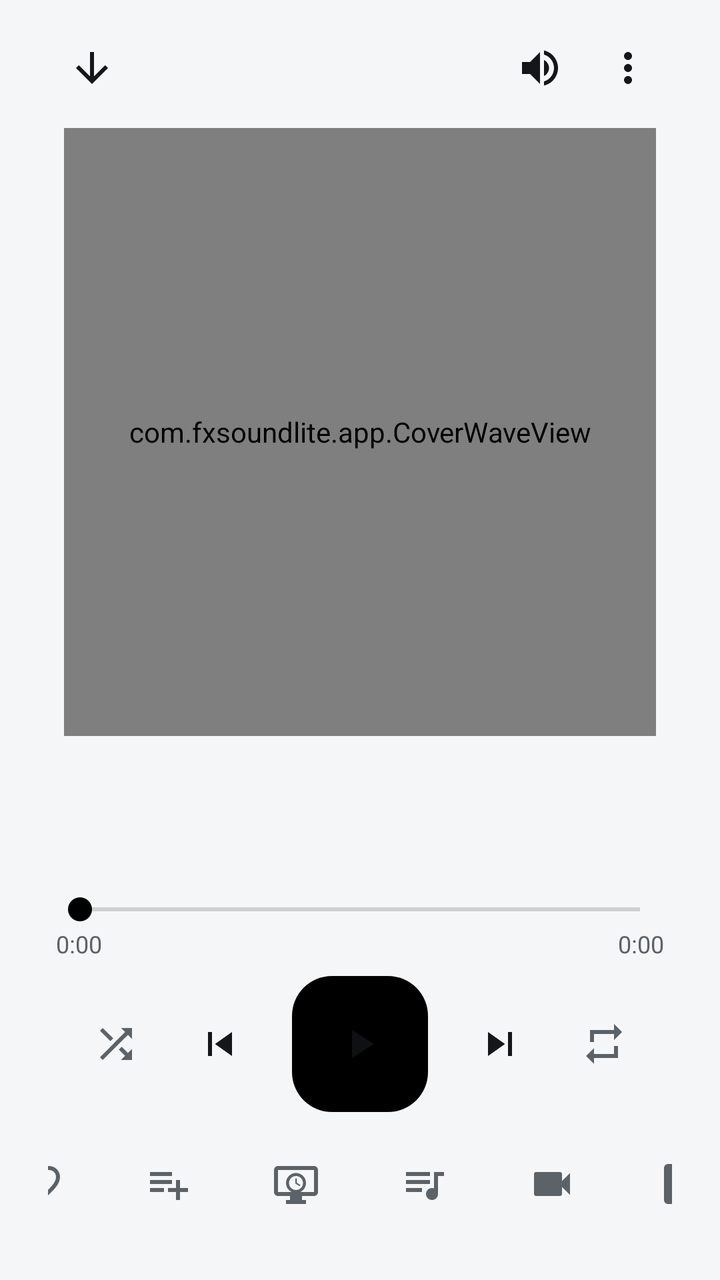
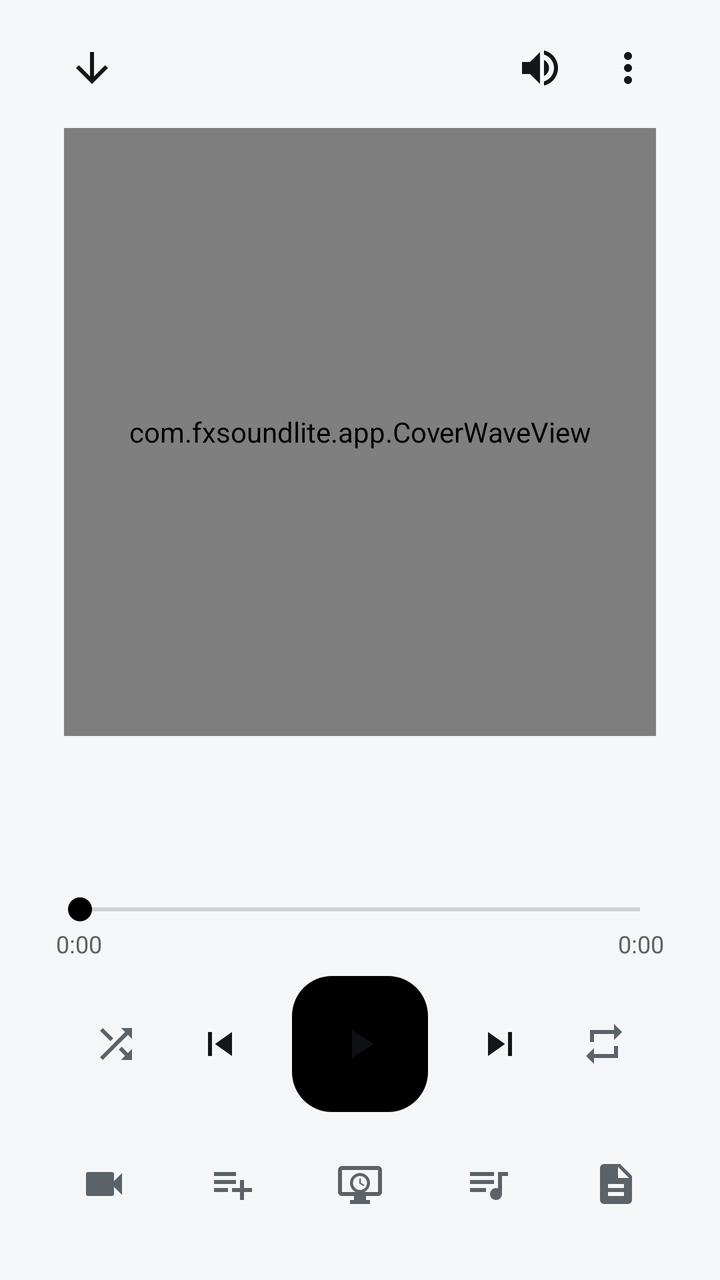

An Android layout rendered at two revisions. The XML below is the earlier revision; the diff shows what the commit changed to produce the second picture.
<!-- AndroidManifest.xml: application theme Theme.FXSoundLite -->
<!-- res/layout/activity_now_playing.xml -->
<?xml version="1.0" encoding="utf-8"?>
<FrameLayout xmlns:android="http://schemas.android.com/apk/res/android"
    android:layout_width="match_parent"
    android:layout_height="match_parent"
    android:background="?attr/colorBg">

    
    <ImageView
        android:id="@+id/npBgImage"
        android:layout_width="match_parent"
        android:layout_height="match_parent"
        android:importantForAccessibility="no"
        android:scaleType="centerCrop"
        android:visibility="gone" />

    <com.fxsoundlite.app.SleepBackgroundView
        android:id="@+id/npBgAnimated"
        android:layout_width="match_parent"
        android:layout_height="match_parent"
        android:visibility="gone" />

    
    <View
        android:id="@+id/npBgScrim"
        android:layout_width="match_parent"
        android:layout_height="match_parent"
        android:visibility="gone" />

<LinearLayout
    android:id="@+id/npContent"
    android:layout_width="match_parent"
    android:layout_height="match_parent"
    android:orientation="vertical"
    android:paddingStart="24dp"
    android:paddingTop="12dp"
    android:paddingEnd="24dp"
    android:paddingBottom="24dp">

    
    <RelativeLayout
        android:layout_width="match_parent"
        android:layout_height="wrap_content">

        <ImageButton
            android:id="@+id/npClose"
            android:layout_width="44dp"
            android:layout_height="44dp"
            android:background="?android:attr/selectableItemBackgroundBorderless"
            android:contentDescription="@string/np_close"
            android:rotation="-90"
            android:src="@drawable/ic_arrow_back"
            android:tint="?attr/colorTextPrimary" />

        <ImageButton
            android:id="@+id/npVolume"
            android:layout_width="44dp"
            android:layout_height="44dp"
            android:layout_toStartOf="@id/npMore"
            android:background="?android:attr/selectableItemBackgroundBorderless"
            android:contentDescription="@string/np_volume"
            android:src="@drawable/ic_volume"
            android:tint="?attr/colorTextPrimary" />

        <ImageButton
            android:id="@+id/npMore"
            android:layout_width="44dp"
            android:layout_height="44dp"
            android:layout_alignParentEnd="true"
            android:background="?android:attr/selectableItemBackgroundBorderless"
            android:contentDescription="@string/np_more"
            android:src="@drawable/ic_more_vert"
            android:tint="?attr/colorTextPrimary" />
    </RelativeLayout>

    
    <LinearLayout
        android:id="@+id/npLyricsModes"
        android:layout_width="match_parent"
        android:layout_height="wrap_content"
        android:layout_marginTop="4dp"
        android:gravity="center"
        android:orientation="horizontal"
        android:visibility="gone">

        <TextView
            android:id="@+id/npModeOriginal"
            android:layout_width="wrap_content"
            android:layout_height="wrap_content"
            android:layout_marginHorizontal="4dp"
            android:background="@drawable/chip_bg"
            android:clickable="true"
            android:focusable="true"
            android:paddingHorizontal="14dp"
            android:paddingVertical="7dp"
            android:text="@string/np_lyrics_original"
            android:textColor="@color/chip_text_color"
            android:textSize="12sp"
            android:textStyle="bold" />
        <TextView
            android:id="@+id/npModeRoman"
            android:layout_width="wrap_content"
            android:layout_height="wrap_content"
            android:layout_marginHorizontal="4dp"
            android:background="@drawable/chip_bg"
            android:clickable="true"
            android:focusable="true"
            android:paddingHorizontal="14dp"
            android:paddingVertical="7dp"
            android:text="@string/np_lyrics_roman"
            android:textColor="@color/chip_text_color"
            android:textSize="12sp"
            android:textStyle="bold" />
        <TextView
            android:id="@+id/npModeTranslate"
            android:layout_width="wrap_content"
            android:layout_height="wrap_content"
            android:layout_marginHorizontal="4dp"
            android:background="@drawable/chip_bg"
            android:clickable="true"
            android:focusable="true"
            android:paddingHorizontal="14dp"
            android:paddingVertical="7dp"
            android:text="@string/np_lyrics_translate"
            android:textColor="@color/chip_text_color"
            android:textSize="12sp"
            android:textStyle="bold" />
    </LinearLayout>

    <FrameLayout
        android:layout_width="match_parent"
        android:layout_height="0dp"
        android:layout_weight="1"
        android:padding="8dp">

        
        <com.fxsoundlite.app.CoverWaveView
            android:id="@+id/npWaves"
            android:layout_width="match_parent"
            android:layout_height="match_parent"
            android:layout_margin="-24dp"
            android:importantForAccessibility="no" />

        
        <ImageView
            android:id="@+id/npArt"
            android:layout_width="0dp"
            android:layout_height="0dp"
            android:layout_gravity="center"
            android:background="@drawable/np_art_bg"
            android:importantForAccessibility="no"
            android:scaleType="centerCrop" />

        
        <ScrollView
            android:id="@+id/npLyricsScroll"
            android:layout_width="match_parent"
            android:layout_height="match_parent"
            android:fadingEdgeLength="40dp"
            android:overScrollMode="ifContentScrolls"
            android:requiresFadingEdge="vertical"
            android:scrollbars="none"
            android:visibility="gone">

            <TextView
                android:id="@+id/npLyrics"
                android:layout_width="match_parent"
                android:layout_height="wrap_content"
                android:gravity="center_horizontal"
                android:lineSpacingMultiplier="1.25"
                android:paddingHorizontal="8dp"
                android:paddingVertical="100dp"
                android:textColor="?attr/colorTextSecondary"
                android:textSize="18sp" />
        </ScrollView>
    </FrameLayout>

    <TextView
        android:id="@+id/npTitle"
        android:layout_width="match_parent"
        android:layout_height="wrap_content"
        android:ellipsize="end"
        android:maxLines="2"
        android:textColor="?attr/colorTextPrimary"
        android:textSize="22sp"
        android:textStyle="bold" />

    
    <LinearLayout
        android:layout_width="match_parent"
        android:layout_height="wrap_content"
        android:layout_marginTop="4dp"
        android:gravity="center_vertical"
        android:orientation="horizontal">

        <TextView
            android:id="@+id/npArtist"
            android:layout_width="0dp"
            android:layout_height="wrap_content"
            android:layout_weight="1"
            android:ellipsize="end"
            android:maxLines="1"
            android:textColor="?attr/colorTextSecondary"
            android:textSize="15sp" />

        <TextView
            android:id="@+id/npQuality"
            android:layout_width="wrap_content"
            android:layout_height="wrap_content"
            android:layout_marginStart="8dp"
            android:background="@drawable/chip_bg"
            android:ellipsize="end"
            android:maxLines="1"
            android:maxWidth="170dp"
            android:paddingHorizontal="10dp"
            android:paddingVertical="3dp"
            android:textColor="?attr/colorTextSecondary"
            android:textSize="11sp"
            android:textStyle="bold"
            android:visibility="gone" />
    </LinearLayout>

    <SeekBar
        android:id="@+id/npSeek"
        android:layout_width="match_parent"
        android:layout_height="wrap_content"
        android:layout_marginTop="16dp"
        android:progressTint="?attr/colorAccent"
        android:thumbTint="?attr/colorAccent" />

    <RelativeLayout
        android:layout_width="match_parent"
        android:layout_height="wrap_content"
        android:paddingHorizontal="4dp">

        <TextView
            android:id="@+id/npElapsed"
            android:layout_width="wrap_content"
            android:layout_height="wrap_content"
            android:text="0:00"
            android:textColor="?attr/colorTextSecondary"
            android:textSize="12sp" />

        <TextView
            android:id="@+id/npTotal"
            android:layout_width="wrap_content"
            android:layout_height="wrap_content"
            android:layout_alignParentEnd="true"
            android:text="0:00"
            android:textColor="?attr/colorTextSecondary"
            android:textSize="12sp" />
    </RelativeLayout>

    <LinearLayout
        android:layout_width="match_parent"
        android:layout_height="wrap_content"
        android:layout_marginTop="8dp"
        android:gravity="center"
        android:orientation="horizontal">

        <ImageButton
            android:id="@+id/npShuffle"
            android:layout_width="48dp"
            android:layout_height="48dp"
            android:background="?android:attr/selectableItemBackgroundBorderless"
            android:contentDescription="@string/music_shuffle"
            android:padding="12dp"
            android:src="@drawable/ic_shuffle"
            android:tint="?attr/colorTextSecondary" />

        <ImageButton
            android:id="@+id/npPrev"
            android:layout_width="56dp"
            android:layout_height="56dp"
            android:background="?android:attr/selectableItemBackgroundBorderless"
            android:contentDescription="@string/music_previous"
            android:padding="12dp"
            android:src="@drawable/ic_prev"
            android:tint="?attr/colorTextPrimary" />

        <ImageButton
            android:id="@+id/npPlay"
            android:layout_width="68dp"
            android:layout_height="68dp"
            android:layout_marginHorizontal="8dp"
            android:background="@drawable/eq_button_bg"
            android:contentDescription="@string/music_play_pause"
            android:padding="18dp"
            android:src="@drawable/ic_play"
            android:tint="?attr/colorOnAccent" />

        <ImageButton
            android:id="@+id/npNext"
            android:layout_width="56dp"
            android:layout_height="56dp"
            android:background="?android:attr/selectableItemBackgroundBorderless"
            android:contentDescription="@string/music_next"
            android:padding="12dp"
            android:src="@drawable/ic_next"
            android:tint="?attr/colorTextPrimary" />

        <ImageButton
            android:id="@+id/npRepeat"
            android:layout_width="48dp"
            android:layout_height="48dp"
            android:background="?android:attr/selectableItemBackgroundBorderless"
            android:contentDescription="@string/music_repeat"
            android:padding="12dp"
            android:src="@drawable/ic_repeat"
            android:tint="?attr/colorTextSecondary" />
    </LinearLayout>

    <LinearLayout
        android:layout_width="match_parent"
        android:layout_height="wrap_content"
        android:layout_marginTop="12dp"
        android:gravity="center"
        android:orientation="horizontal">

        <ImageButton
            android:id="@+id/npLike"
            android:layout_width="48dp"
            android:layout_height="48dp"
            android:layout_marginHorizontal="8dp"
            android:background="?android:attr/selectableItemBackgroundBorderless"
            android:contentDescription="@string/np_like"
            android:padding="12dp"
            android:src="@drawable/ic_heart_outline"
            android:tint="?attr/colorTextSecondary" />

        <ImageButton
            android:id="@+id/npAddPlaylist"
            android:layout_width="48dp"
            android:layout_height="48dp"
            android:layout_marginHorizontal="8dp"
            android:background="?android:attr/selectableItemBackgroundBorderless"
            android:contentDescription="@string/np_add_playlist"
            android:padding="12dp"
            android:src="@drawable/ic_playlist_add"
            android:tint="?attr/colorTextSecondary" />


        <ImageButton
            android:id="@+id/npBg"
            android:layout_width="48dp"
            android:layout_height="48dp"
            android:layout_marginHorizontal="8dp"
            android:background="?android:attr/selectableItemBackgroundBorderless"
            android:contentDescription="@string/np_bg_toggle"
            android:padding="12dp"
            android:src="@drawable/ic_screensaver"
            android:tint="?attr/colorTextSecondary" />

        <ImageButton
            android:id="@+id/npQueue"
            android:layout_width="48dp"
            android:layout_height="48dp"
            android:layout_marginHorizontal="8dp"
            android:background="?android:attr/selectableItemBackgroundBorderless"
            android:contentDescription="@string/np_queue"
            android:padding="12dp"
            android:src="@drawable/ic_queue"
            android:tint="?attr/colorTextSecondary" />

        <ImageButton
            android:id="@+id/npVideo"
            android:layout_width="48dp"
            android:layout_height="48dp"
            android:layout_marginHorizontal="8dp"
            android:background="?android:attr/selectableItemBackgroundBorderless"
            android:contentDescription="@string/np_video"
            android:padding="12dp"
            android:src="@drawable/ic_videocam"
            android:tint="?attr/colorTextSecondary" />

        <ImageButton
            android:id="@+id/npLyricsBtn"
            android:layout_width="48dp"
            android:layout_height="48dp"
            android:layout_marginHorizontal="8dp"
            android:background="?android:attr/selectableItemBackgroundBorderless"
            android:contentDescription="@string/np_lyrics"
            android:padding="12dp"
            android:src="@drawable/ic_lyrics"
            android:tint="?attr/colorTextSecondary" />
    </LinearLayout>
</LinearLayout>
</FrameLayout>
<!-- resources referenced by this layout -->
<resources>
  <!-- drawable eq_button_bg (drawable) -->
  <?xml version="1.0" encoding="utf-8"?>
  <shape xmlns:android="http://schemas.android.com/apk/res/android"
      android:shape="rectangle">
      <solid android:color="?attr/colorAccent" />
      <corners android:radius="20dp" />
  </shape>
  <!-- drawable ic_heart_outline (drawable) -->
  <vector xmlns:android="http://schemas.android.com/apk/res/android"
      android:width="24dp"
      android:height="24dp"
      android:viewportWidth="24"
      android:viewportHeight="24">
      <path
          android:fillColor="#FFFFFFFF"
          android:pathData="M16.5,3c-1.74,0 -3.41,0.81 -4.5,2.09C10.91,3.81 9.24,3 7.5,3 4.42,3 2,5.42 2,8.5c0,3.78 3.4,6.86 8.55,11.54L12,21.35l1.45,-1.32C18.6,15.36 22,12.28 22,8.5 22,5.42 19.58,3 16.5,3zM12.1,18.55l-0.1,0.1 -0.1,-0.1C7.14,14.24 4,11.39 4,8.5 4,6.5 5.5,5 7.5,5c1.54,0 3.04,0.99 3.57,2.36h1.87C13.46,5.99 14.96,5 16.5,5c2,0 3.5,1.5 3.5,3.5 0,2.89 -3.14,5.74 -7.9,10.05z" />
  </vector>
  <!-- drawable ic_next (drawable) -->
  <vector xmlns:android="http://schemas.android.com/apk/res/android"
      android:width="24dp"
      android:height="24dp"
      android:viewportWidth="24"
      android:viewportHeight="24">
      <path
          android:fillColor="#FFFFFFFF"
          android:pathData="M6,18l8.5,-6L6,6v12zM16,6v12h2V6h-2z" />
  </vector>
  <!-- drawable ic_play (drawable) -->
  <vector xmlns:android="http://schemas.android.com/apk/res/android"
      android:width="24dp"
      android:height="24dp"
      android:viewportWidth="24"
      android:viewportHeight="24">
      <path
          android:fillColor="#FFFFFFFF"
          android:pathData="M8,5v14l11,-7z" />
  </vector>
  <!-- drawable ic_prev (drawable) -->
  <vector xmlns:android="http://schemas.android.com/apk/res/android"
      android:width="24dp"
      android:height="24dp"
      android:viewportWidth="24"
      android:viewportHeight="24">
      <path
          android:fillColor="#FFFFFFFF"
          android:pathData="M6,6h2v12H6zm3.5,6l8.5,6V6z" />
  </vector>
  <!-- drawable ic_repeat (drawable) -->
  <vector xmlns:android="http://schemas.android.com/apk/res/android"
      android:width="24dp"
      android:height="24dp"
      android:viewportWidth="24"
      android:viewportHeight="24">
      <path
          android:fillColor="#FFFFFFFF"
          android:pathData="M7,7h10v3l4,-4 -4,-4v3H5v6h2V7zm10,10H7v-3l-4,4 4,4v-3h12v-6h-2v4z" />
  </vector>
  <!-- drawable np_art_bg (drawable) -->
  <?xml version="1.0" encoding="utf-8"?>
  <shape xmlns:android="http://schemas.android.com/apk/res/android">
      <solid android:color="?attr/colorSurfaceRaised" />
      <corners android:radius="24dp" />
  </shape>
  <string name="music_next">Next</string>
  <string name="music_play_pause">Play / pause</string>
  <string name="music_previous">Previous</string>
  <string name="music_repeat">Repeat</string>
  <string name="music_shuffle">Shuffle</string>
  <string name="np_add_playlist">Add to playlist</string>
  <string name="np_bg_toggle">Background: Screensaver / Plain</string>
  <string name="np_close">Close player</string>
  <string name="np_like">Like</string>
  <string name="np_lyrics">Lyrics</string>
  <string name="np_lyrics_original">Original</string>
  <string name="np_lyrics_roman">Romanization</string>
  <string name="np_lyrics_translate">Indonesian</string>
  <string name="np_more">More options</string>
  <string name="np_queue">Queue</string>
  <string name="np_video">Switch to video</string>
  <string name="np_volume">Media volume</string>
  <color name="accent_default">#000000</color>
  <color name="light_bg">#F5F6F7</color>
  <color name="light_surface">#FFFFFF</color>
  <color name="light_surface_raised">#E9ECEF</color>
  <color name="light_text_primary">#14171A</color>
  <color name="light_text_secondary">#5B6268</color>
  <color name="light_divider">#DCE0E3</color>
  <color name="light_track_bg">#D6DADE</color>
  <color name="danger">#FF6B6B</color>
  <color name="light_on_accent">#0E1013</color>
  <!-- unchanged entries left out for length: 11 -->
</resources>

<!-- the commit's change to res/layout/activity_now_playing.xml (unified diff, before → after) -->
@@ -317,14 +317,14 @@
         android:orientation="horizontal">
 
         <ImageButton
-            android:id="@+id/npLike"
-            android:layout_width="48dp"
-            android:layout_height="48dp"
-            android:layout_marginHorizontal="8dp"
-            android:background="?android:attr/selectableItemBackgroundBorderless"
-            android:contentDescription="@string/np_like"
-            android:padding="12dp"
-            android:src="@drawable/ic_heart_outline"
+            android:id="@+id/npVideo"
+            android:layout_width="48dp"
+            android:layout_height="48dp"
+            android:layout_marginHorizontal="8dp"
+            android:background="?android:attr/selectableItemBackgroundBorderless"
+            android:contentDescription="@string/np_video"
+            android:padding="12dp"
+            android:src="@drawable/ic_videocam"
             android:tint="?attr/colorTextSecondary" />
 
         <ImageButton
@@ -359,17 +359,6 @@
             android:contentDescription="@string/np_queue"
             android:padding="12dp"
             android:src="@drawable/ic_queue"
-            android:tint="?attr/colorTextSecondary" />
-
-        <ImageButton
-            android:id="@+id/npVideo"
-            android:layout_width="48dp"
-            android:layout_height="48dp"
-            android:layout_marginHorizontal="8dp"
-            android:background="?android:attr/selectableItemBackgroundBorderless"
-            android:contentDescription="@string/np_video"
-            android:padding="12dp"
-            android:src="@drawable/ic_videocam"
             android:tint="?attr/colorTextSecondary" />
 
         <ImageButton
<!-- resource entries referenced after the edit -->
@@ -7,16 +7,6 @@
       <solid android:color="?attr/colorAccent" />
       <corners android:radius="20dp" />
   </shape>
-  <!-- drawable ic_heart_outline (drawable) -->
-  <vector xmlns:android="http://schemas.android.com/apk/res/android"
-      android:width="24dp"
-      android:height="24dp"
-      android:viewportWidth="24"
-      android:viewportHeight="24">
-      <path
-          android:fillColor="#FFFFFFFF"
-          android:pathData="M16.5,3c-1.74,0 -3.41,0.81 -4.5,2.09C10.91,3.81 9.24,3 7.5,3 4.42,3 2,5.42 2,8.5c0,3.78 3.4,6.86 8.55,11.54L12,21.35l1.45,-1.32C18.6,15.36 22,12.28 22,8.5 22,5.42 19.58,3 16.5,3zM12.1,18.55l-0.1,0.1 -0.1,-0.1C7.14,14.24 4,11.39 4,8.5 4,6.5 5.5,5 7.5,5c1.54,0 3.04,0.99 3.57,2.36h1.87C13.46,5.99 14.96,5 16.5,5c2,0 3.5,1.5 3.5,3.5 0,2.89 -3.14,5.74 -7.9,10.05z" />
-  </vector>
   <!-- drawable ic_next (drawable) -->
   <vector xmlns:android="http://schemas.android.com/apk/res/android"
       android:width="24dp"
@@ -71,7 +61,6 @@
   <string name="np_add_playlist">Add to playlist</string>
   <string name="np_bg_toggle">Background: Screensaver / Plain</string>
   <string name="np_close">Close player</string>
-  <string name="np_like">Like</string>
   <string name="np_lyrics">Lyrics</string>
   <string name="np_lyrics_original">Original</string>
   <string name="np_lyrics_roman">Romanization</string>
